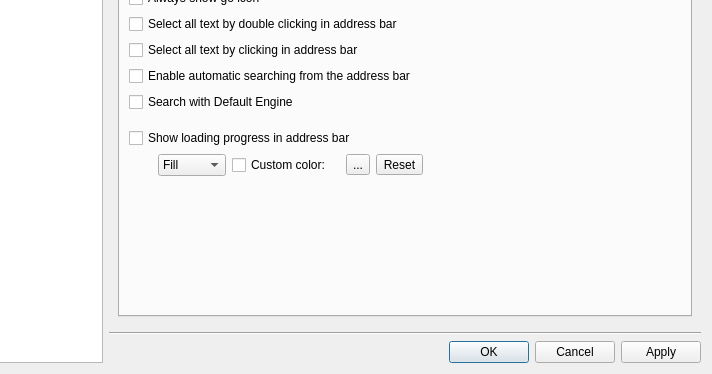
Qt form src/lib/preferences/preferences.ui (KDE/falkon) before a commit; both pictures show x 128 to 840 and y 176 to 550 of the 840 by 550 pixel window.
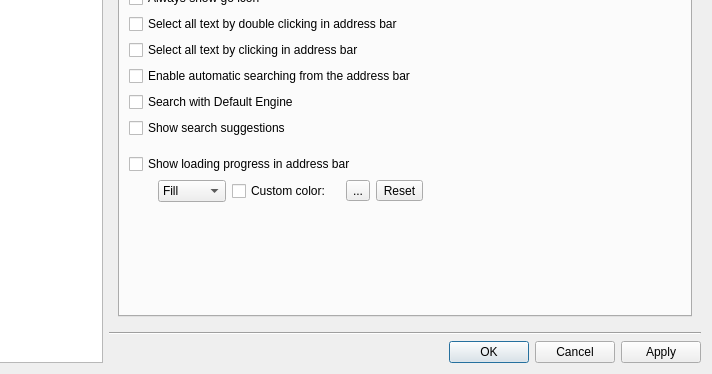
The same form after that commit. The open tabs and pages were chosen to show the change. Custom widgets are drawn as their Qt base class.

Commit message: Add an option to disable search suggestions from the address bar.

Patch:
```diff
--- a/src/lib/preferences/preferences.ui
+++ b/src/lib/preferences/preferences.ui
@@ -928,6 +928,13 @@
                  </property>
                 </widget>
                </item>
+               <item>
+                <widget class="QCheckBox" name="showABSearchSuggestions">
+                 <property name="text">
+                  <string>Show search suggestions</string>
+                 </property>
+                </widget>
+               </item>
                <item>
                 <spacer name="verticalSpacer_16">
                  <property name="orientation">
```
The commit also changes 5 other files.
